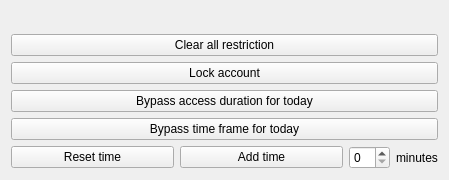
simgunz/timekpr, file src/kcm/ui/grant.ui: the form before one commit.
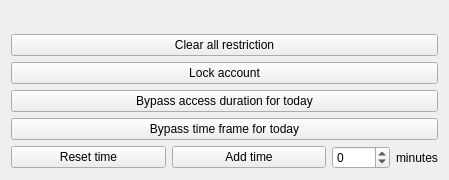
The form after the commit.

Commit message: add time spin box range fixed

```diff
--- a/src/kcm/ui/grant.ui
+++ b/src/kcm/ui/grant.ui
@@ -108,6 +108,12 @@
          <property name="enabled">
           <bool>true</bool>
          </property>
+         <property name="minimum">
+          <number>-1440</number>
+         </property>
+         <property name="maximum">
+          <number>1440</number>
+         </property>
         </widget>
        </item>
        <item>
```
